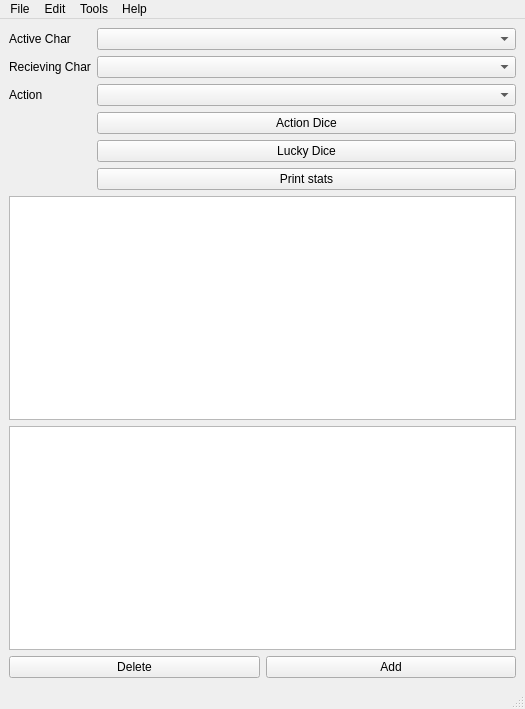
First picture: the form in GHM_MainWindow.ui, repository ShadeAnimator/GMHelper, before the edit.
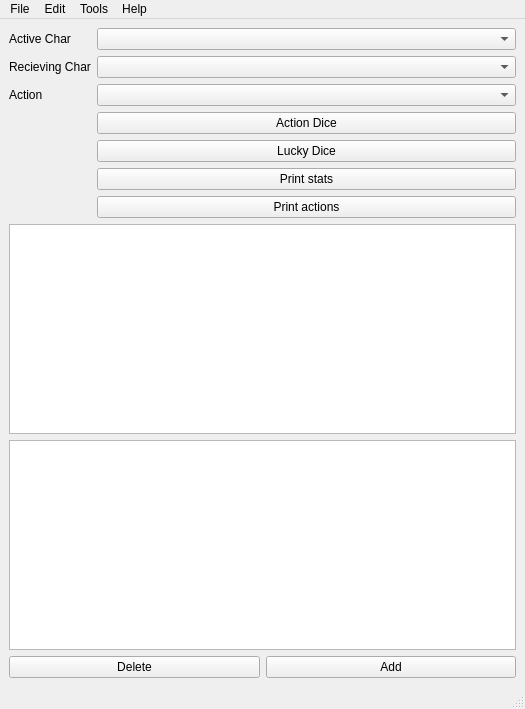
Second picture: the form after the edit.

What changed in the file:
```diff
--- a/GHM_MainWindow.ui
+++ b/GHM_MainWindow.ui
@@ -91,6 +91,13 @@
           </property>
          </widget>
         </item>
+        <item row="8" column="1">
+         <widget class="QPushButton" name="printActionsButton">
+          <property name="text">
+           <string>Print actions</string>
+          </property>
+         </widget>
+        </item>
        </layout>
       </item>
       <item row="4" column="0">
```
